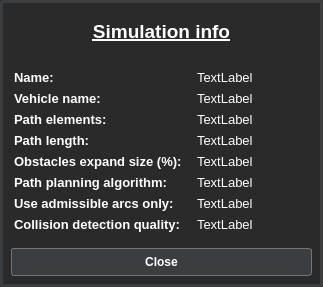
Qt form source/ParkingSimulator/ParkingSimulator/SimulationInfo.ui (kowalikw/ParkingSimulator) before a commit.
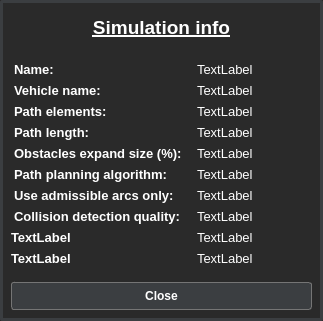
The same form after that commit.

```diff
--- a/source/ParkingSimulator/ParkingSimulator/SimulationInfo.ui
+++ b/source/ParkingSimulator/ParkingSimulator/SimulationInfo.ui
@@ -7,7 +7,7 @@
     <x>0</x>
     <y>0</y>
     <width>323</width>
-    <height>287</height>
+    <height>321</height>
    </rect>
   </property>
   <property name="windowTitle">
@@ -308,6 +308,58 @@
          </property>
         </widget>
        </item>
+       <item row="8" column="0">
+        <widget class="QLabel" name="extraVerticesAlongLabel">
+         <property name="font">
+          <font>
+           <pointsize>10</pointsize>
+           <weight>75</weight>
+           <bold>true</bold>
+          </font>
+         </property>
+         <property name="text">
+          <string>TextLabel</string>
+         </property>
+        </widget>
+       </item>
+       <item row="9" column="0">
+        <widget class="QLabel" name="extraVerticesAcrossLabel">
+         <property name="font">
+          <font>
+           <pointsize>10</pointsize>
+           <weight>75</weight>
+           <bold>true</bold>
+          </font>
+         </property>
+         <property name="text">
+          <string>TextLabel</string>
+         </property>
+        </widget>
+       </item>
+       <item row="8" column="1">
+        <widget class="QLabel" name="simulationExtraVerticesAlong">
+         <property name="font">
+          <font>
+           <pointsize>10</pointsize>
+          </font>
+         </property>
+         <property name="text">
+          <string>TextLabel</string>
+         </property>
+        </widget>
+       </item>
+       <item row="9" column="1">
+        <widget class="QLabel" name="simulationExtraVerticesAcross">
+         <property name="font">
+          <font>
+           <pointsize>10</pointsize>
+          </font>
+         </property>
+         <property name="text">
+          <string>TextLabel</string>
+         </property>
+        </widget>
+       </item>
       </layout>
      </item>
     </layout>
```
